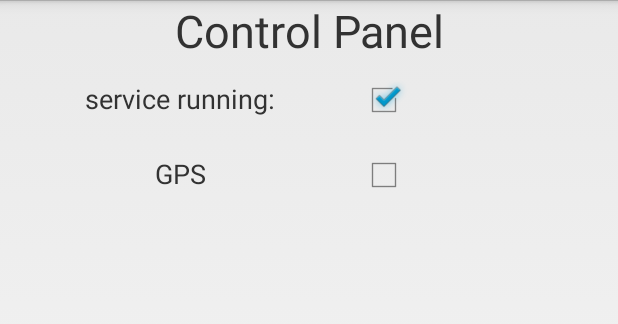
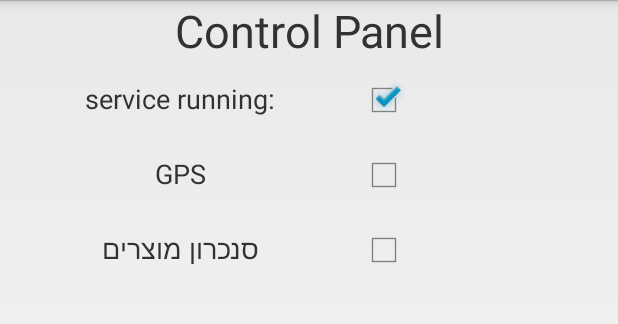
Before and after one commit to wizenet1/wizenet-Lite, an Android app: the ControlPanelFragment screen opened directly, with no data from a screen before it, on a phone screen of 412 x 824 dp, the part 72-396 px from its top. Run offline under Robolectric (Android 15) with nearby library versions, the phone set to English and light mode, and no system bars.

Commit message:
change 20/12

```diff
--- a/wizenet2/app/src/main/res/layout/panel_control_fragment.xml
+++ b/wizenet2/app/src/main/res/layout/panel_control_fragment.xml
@@ -82,6 +82,34 @@
 
     </LinearLayout>
 
+    <LinearLayout
+        android:layoutDirection="ltr"
+        android:orientation="horizontal"
+        xmlns:android="http://schemas.android.com/apk/res/android"
+        android:layout_width="fill_parent"
+        android:layout_height="wrap_content"
+        android:weightSum="1">
+
+        <TextView
+            android:gravity="center"
+            android:text="סנכרון מוצרים"
+            android:textSize="8pt"
+            android:layout_width="100dp"
+            android:layout_height="50dp"
+
+
+            android:id="@+id/sync_txt"
+            android:layout_weight="0.5" />
+
+        <CheckBox
+            android:layout_width="wrap_content"
+            android:layout_height="wrap_content"
+            android:id="@+id/chk_sync_products"
+            android:layout_weight="0.5" />
+
+
+    </LinearLayout>
+
 
     <LinearLayout
         android:visibility="gone"
```
